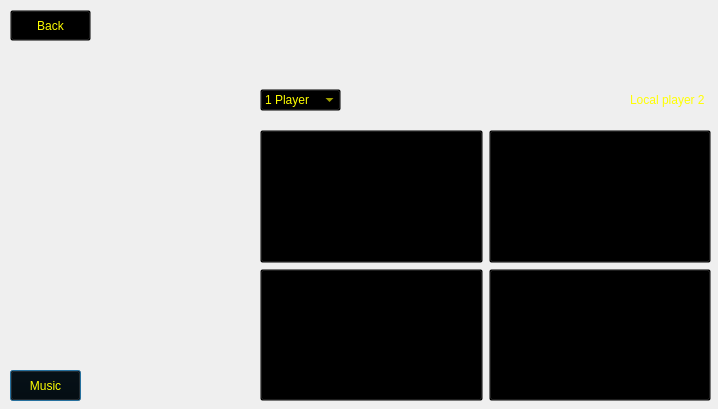
Old version of the form client_gui/newgamewindow.ui in the repository Igris-1/tp_final_taller_g13.
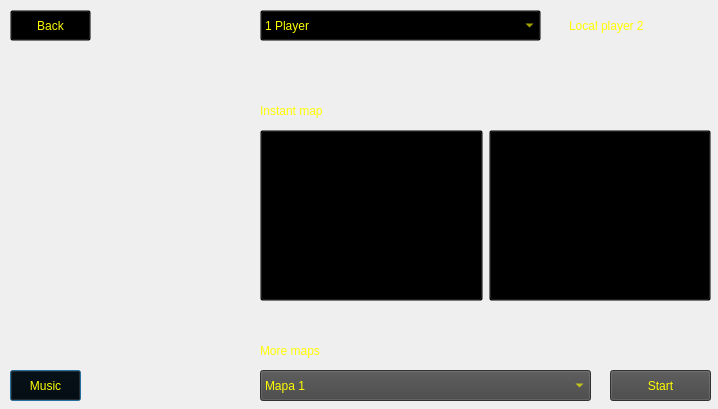
New version of the form. Icons and pictures are not drawn.

Commit message: Cambios en la ventana de new game de qt y assets

```diff
--- a/client_gui/newgamewindow.ui
+++ b/client_gui/newgamewindow.ui
@@ -83,42 +83,10 @@
       <x>260</x>
       <y>130</y>
       <width>451</width>
-      <height>271</height>
+      <height>171</height>
      </rect>
     </property>
     <layout class="QGridLayout" name="gridLayout">
-     <item row="0" column="4">
-      <widget class="QPushButton" name="mapaDosButton">
-       <property name="sizePolicy">
-        <sizepolicy hsizetype="Minimum" vsizetype="Minimum">
-         <horstretch>0</horstretch>
-         <verstretch>0</verstretch>
-        </sizepolicy>
-       </property>
-       <property name="styleSheet">
-        <string notr="true">border-image: url(:/assets/images/mapa_2.jpeg);</string>
-       </property>
-       <property name="text">
-        <string/>
-       </property>
-      </widget>
-     </item>
-     <item row="1" column="4">
-      <widget class="QPushButton" name="mapaCuatroButton">
-       <property name="sizePolicy">
-        <sizepolicy hsizetype="Minimum" vsizetype="Minimum">
-         <horstretch>0</horstretch>
-         <verstretch>0</verstretch>
-        </sizepolicy>
-       </property>
-       <property name="styleSheet">
-        <string notr="true">border-image: url(:/assets/images/mapa_4.jpeg);</string>
-       </property>
-       <property name="text">
-        <string/>
-       </property>
-      </widget>
-     </item>
      <item row="0" column="3">
       <widget class="QPushButton" name="mapaUnoButton">
        <property name="sizePolicy">
@@ -135,8 +103,8 @@
        </property>
       </widget>
      </item>
-     <item row="1" column="3">
-      <widget class="QPushButton" name="mapaTresButton">
+     <item row="0" column="4">
+      <widget class="QPushButton" name="mapaDosButton">
        <property name="sizePolicy">
         <sizepolicy hsizetype="Minimum" vsizetype="Minimum">
          <horstretch>0</horstretch>
@@ -144,7 +112,7 @@
         </sizepolicy>
        </property>
        <property name="styleSheet">
-        <string notr="true">border-image: url(:/assets/images/mapa_3.jpeg);</string>
+        <string notr="true">border-image: url(:/assets/images/mapa_2.png);</string>
        </property>
        <property name="text">
         <string/>
@@ -153,18 +121,123 @@
      </item>
     </layout>
    </widget>
-   <widget class="QWidget" name="layoutWidget1">
+   <widget class="QLabel" name="label">
     <property name="geometry">
      <rect>
       <x>260</x>
-      <y>80</y>
-      <width>451</width>
-      <height>40</height>
+      <y>100</y>
+      <width>161</width>
+      <height>21</height>
      </rect>
     </property>
-    <layout class="QHBoxLayout" name="horizontalLayout">
+    <property name="styleSheet">
+     <string notr="true">font: 81 14pt &quot;Noto Rashi Hebrew ExtBd&quot;;
+color: rgb(255, 255, 0);</string>
+    </property>
+    <property name="text">
+     <string>Instant map</string>
+    </property>
+   </widget>
+   <widget class="QComboBox" name="maps">
+    <property name="geometry">
+     <rect>
+      <x>260</x>
+      <y>370</y>
+      <width>331</width>
+      <height>31</height>
+     </rect>
+    </property>
+    <property name="styleSheet">
+     <string notr="true">font: 81 14pt &quot;Noto Rashi Hebrew ExtBd&quot;;
+color: rgb(255, 255, 0);
+background-color: rgb(68, 68, 68);
+background-image: transparent;
+border-image: transparent;</string>
+    </property>
      <item>
+     <property name="text">
+      <string>Mapa 1</string>
+     </property>
+    </item>
+    <item>
+     <property name="text">
+      <string>Mapa 2</string>
+     </property>
+    </item>
+    <item>
+     <property name="text">
+      <string>Mapa 3</string>
+     </property>
+    </item>
+    <item>
+     <property name="text">
+      <string>Mapa 4</string>
+     </property>
+    </item>
+   </widget>
+   <widget class="QPushButton" name="startButton">
+    <property name="geometry">
+     <rect>
+      <x>610</x>
+      <y>370</y>
+      <width>101</width>
+      <height>31</height>
+     </rect>
+    </property>
+    <property name="styleSheet">
+     <string notr="true">font: 81 14pt &quot;Noto Rashi Hebrew ExtBd&quot;;
+color: rgb(255, 255, 0);
+background-color: rgb(68, 68, 68);
+background-image: transparent;
+border-image: transparent;</string>
+    </property>
+    <property name="text">
+     <string>Start</string>
+    </property>
+   </widget>
+   <widget class="QLabel" name="label_2">
+    <property name="geometry">
+     <rect>
+      <x>260</x>
+      <y>340</y>
+      <width>161</width>
+      <height>21</height>
+     </rect>
+    </property>
+    <property name="styleSheet">
+     <string notr="true">font: 81 14pt &quot;Noto Rashi Hebrew ExtBd&quot;;
+color: rgb(255, 255, 0);</string>
+    </property>
+    <property name="text">
+     <string>More maps</string>
+    </property>
+   </widget>
+   <widget class="QCheckBox" name="player2Button">
+    <property name="geometry">
+     <rect>
+      <x>550</x>
+      <y>10</y>
+      <width>161</width>
+      <height>31</height>
+     </rect>
+    </property>
+    <property name="styleSheet">
+     <string notr="true">font: 81 14pt &quot;Noto Rashi Hebrew ExtBd&quot;;
+color: rgb(255, 255, 0);</string>
+    </property>
+    <property name="text">
+     <string>Local player 2</string>
+    </property>
+   </widget>
       <widget class="QComboBox" name="selectPlayers">
+    <property name="geometry">
+     <rect>
+      <x>260</x>
+      <y>10</y>
+      <width>281</width>
+      <height>31</height>
+     </rect>
+    </property>
        <property name="styleSheet">
         <string notr="true">font: 81 14pt &quot;Noto Rashi Hebrew ExtBd&quot;;
 color: rgb(255, 255, 0);</string>
@@ -189,33 +262,6 @@
          <string>4 Players</string>
         </property>
        </item>
-      </widget>
-     </item>
-     <item>
-      <spacer name="horizontalSpacer">
-       <property name="orientation">
-        <enum>Qt::Horizontal</enum>
-       </property>
-       <property name="sizeHint" stdset="0">
-        <size>
-         <width>40</width>
-         <height>20</height>
-        </size>
-       </property>
-      </spacer>
-     </item>
-     <item>
-      <widget class="QCheckBox" name="player2Button">
-       <property name="styleSheet">
-        <string notr="true">font: 81 14pt &quot;Noto Rashi Hebrew ExtBd&quot;;
-color: rgb(255, 255, 0);</string>
-       </property>
-       <property name="text">
-        <string>Local player 2</string>
-       </property>
-      </widget>
-     </item>
-    </layout>
    </widget>
   </widget>
  </widget>
```
Lines whose indentation alone changed are shown as unchanged. The commit also changes 11 other files.
